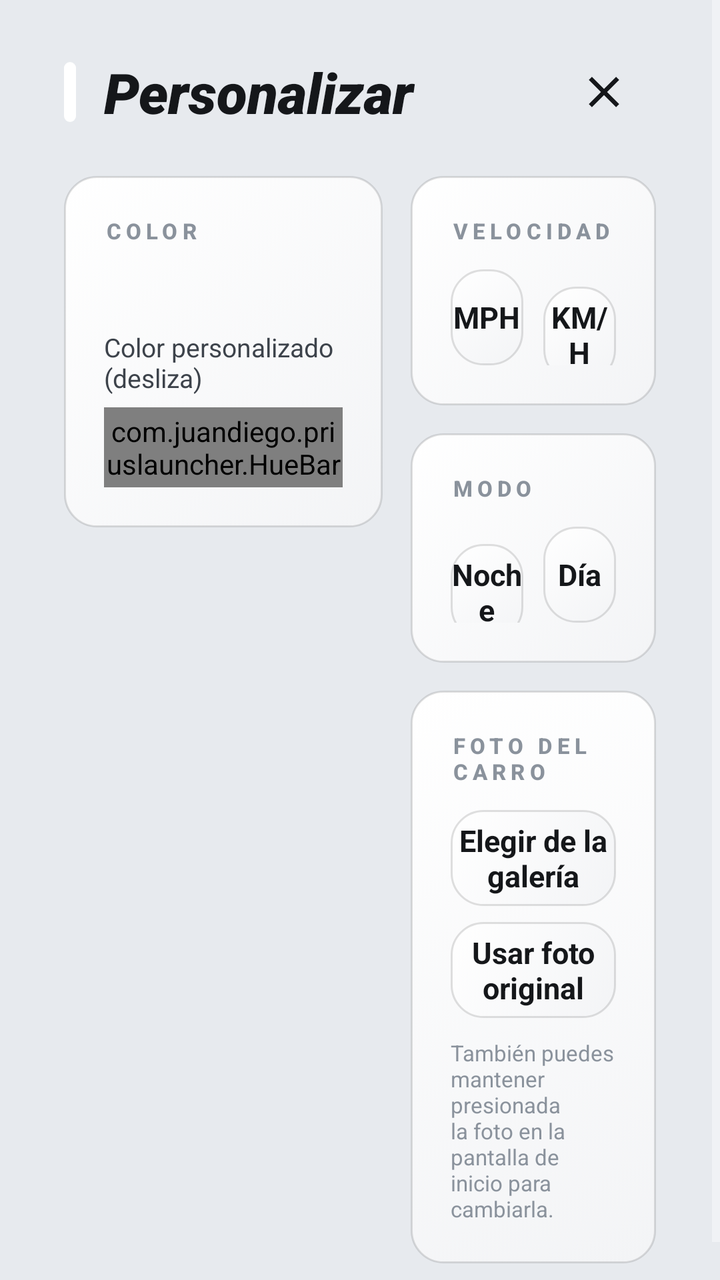
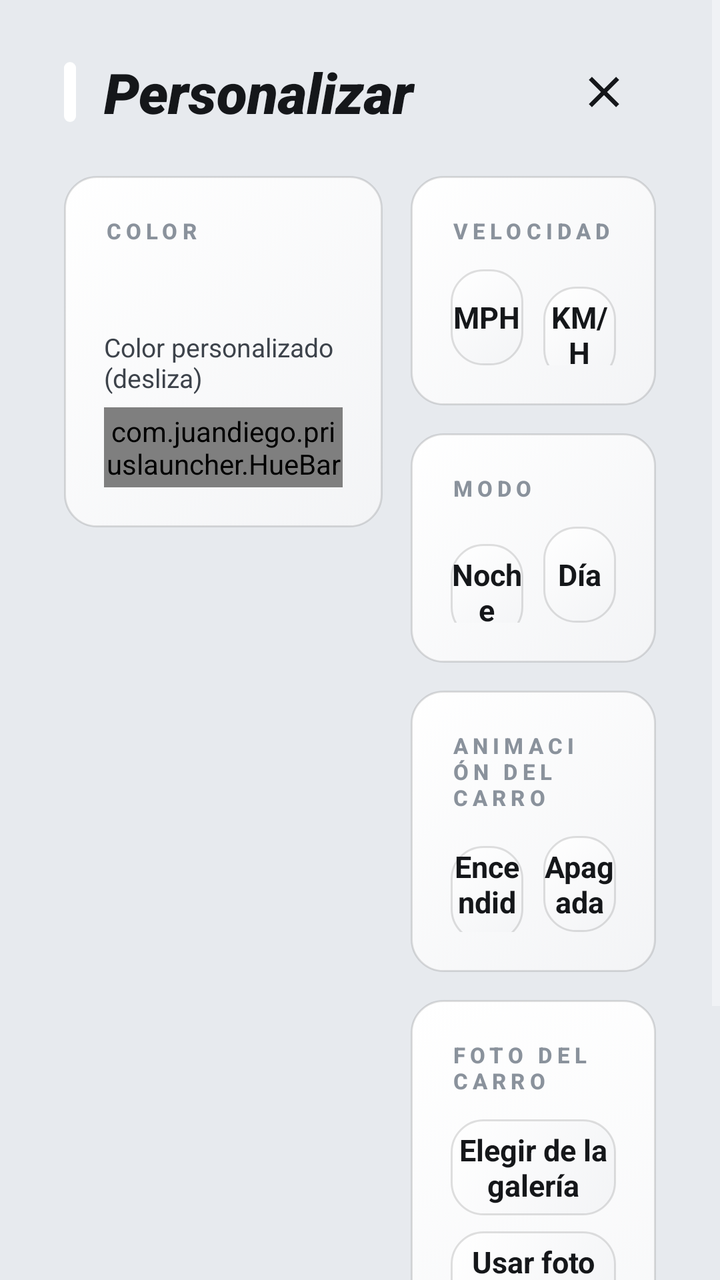

Compare the two renders of this Android layout. The source of the first and the diff that turns it into the second are given below.
<!-- AndroidManifest.xml: application theme Theme.PriusLauncher -->
<!-- res/layout/activity_settings.xml -->
<?xml version="1.0" encoding="utf-8"?>
<ScrollView xmlns:android="http://schemas.android.com/apk/res/android"
    android:layout_width="match_parent"
    android:layout_height="match_parent"
    android:background="@color/bg_dark"
    android:fillViewport="true">

    <LinearLayout
        android:layout_width="match_parent"
        android:layout_height="wrap_content"
        android:orientation="vertical"
        android:paddingStart="32dp"
        android:paddingTop="20dp"
        android:paddingEnd="32dp"
        android:paddingBottom="28dp">

        <LinearLayout
            android:layout_width="match_parent"
            android:layout_height="wrap_content"
            android:gravity="center_vertical"
            android:orientation="horizontal">

            <View
                android:id="@+id/titleAccent"
                android:layout_width="6dp"
                android:layout_height="30dp"
                android:layout_marginEnd="14dp"
                android:background="@drawable/accent_box" />

            <TextView
                android:layout_width="0dp"
                android:layout_height="wrap_content"
                android:layout_weight="1"
                android:fontFamily="sans-serif-black"
                android:text="@string/settings_title"
                android:textColor="@color/text_main"
                android:textSize="28sp"
                android:textStyle="italic" />

            <ImageButton
                android:id="@+id/btnClose"
                android:layout_width="52dp"
                android:layout_height="52dp"
                android:background="@drawable/round_button_bg"
                android:contentDescription="@string/close"
                android:padding="13dp"
                android:scaleType="fitCenter"
                android:src="@drawable/ic_close"
                android:tint="@color/text_main" />
        </LinearLayout>

        <LinearLayout
            android:layout_width="match_parent"
            android:layout_height="wrap_content"
            android:layout_marginTop="16dp"
            android:orientation="horizontal">

            
            <LinearLayout
                android:layout_width="0dp"
                android:layout_height="wrap_content"
                android:layout_weight="1.3"
                android:background="@drawable/tile_bg"
                android:orientation="vertical"
                android:padding="20dp">

                <TextView
                    style="@style/SectionLabel"
                    android:text="@string/accent_section" />

                <LinearLayout
                    android:id="@+id/swatchRow1"
                    android:layout_width="wrap_content"
                    android:layout_height="wrap_content"
                    android:layout_marginTop="14dp"
                    android:orientation="horizontal" />

                <LinearLayout
                    android:id="@+id/swatchRow2"
                    android:layout_width="wrap_content"
                    android:layout_height="wrap_content"
                    android:layout_marginTop="10dp"
                    android:orientation="horizontal" />

                <TextView
                    android:layout_width="wrap_content"
                    android:layout_height="wrap_content"
                    android:layout_marginTop="18dp"
                    android:text="@string/custom_color"
                    android:textColor="@color/text_soft"
                    android:textSize="13sp" />

                <com.juandiego.priuslauncher.HueBar
                    android:id="@+id/hueBar"
                    android:layout_width="match_parent"
                    android:layout_height="40dp"
                    android:layout_marginTop="6dp" />
            </LinearLayout>

            
            <LinearLayout
                android:layout_width="0dp"
                android:layout_height="wrap_content"
                android:layout_marginStart="14dp"
                android:layout_weight="1"
                android:orientation="vertical">

                <LinearLayout
                    android:layout_width="match_parent"
                    android:layout_height="wrap_content"
                    android:background="@drawable/tile_bg"
                    android:orientation="vertical"
                    android:padding="20dp">

                    <TextView
                        style="@style/SectionLabel"
                        android:text="@string/speed_section" />

                    <LinearLayout
                        android:layout_width="match_parent"
                        android:layout_height="wrap_content"
                        android:layout_marginTop="12dp"
                        android:orientation="horizontal">

                        <TextView
                            android:id="@+id/unitMph"
                            style="@style/ChoiceButton"
                            android:text="@string/mph" />

                        <TextView
                            android:id="@+id/unitKmh"
                            style="@style/ChoiceButton"
                            android:layout_marginStart="10dp"
                            android:text="@string/kmh" />
                    </LinearLayout>
                </LinearLayout>

                <LinearLayout
                    android:layout_width="match_parent"
                    android:layout_height="wrap_content"
                    android:layout_marginTop="14dp"
                    android:background="@drawable/tile_bg"
                    android:orientation="vertical"
                    android:padding="20dp">

                    <TextView
                        style="@style/SectionLabel"
                        android:text="@string/theme_section" />

                    <LinearLayout
                        android:layout_width="match_parent"
                        android:layout_height="wrap_content"
                        android:layout_marginTop="12dp"
                        android:orientation="horizontal">

                        <TextView
                            android:id="@+id/themeDark"
                            style="@style/ChoiceButton"
                            android:text="@string/theme_dark" />

                        <TextView
                            android:id="@+id/themeLight"
                            style="@style/ChoiceButton"
                            android:layout_marginStart="10dp"
                            android:text="@string/theme_light" />
                    </LinearLayout>
                </LinearLayout>

                <LinearLayout
                    android:layout_width="match_parent"
                    android:layout_height="wrap_content"
                    android:layout_marginTop="14dp"
                    android:background="@drawable/tile_bg"
                    android:orientation="vertical"
                    android:padding="20dp">

                    <TextView
                        style="@style/SectionLabel"
                        android:text="@string/photo_section" />

                    <TextView
                        android:id="@+id/btnPickPhoto"
                        style="@style/ChoiceButton"
                        android:layout_width="match_parent"
                        android:layout_marginTop="12dp"
                        android:text="@string/pick_photo" />

                    <TextView
                        android:id="@+id/btnResetPhoto"
                        style="@style/ChoiceButton"
                        android:layout_width="match_parent"
                        android:layout_marginTop="8dp"
                        android:text="@string/reset_photo" />

                    <TextView
                        android:layout_width="wrap_content"
                        android:layout_height="wrap_content"
                        android:layout_marginTop="10dp"
                        android:text="@string/photo_hint"
                        android:textColor="@color/text_dim"
                        android:textSize="11sp" />
                </LinearLayout>
            </LinearLayout>
        </LinearLayout>
    </LinearLayout>
</ScrollView>
<!-- resources referenced by this layout -->
<resources>
  <color name="bg_dark">#FF0B0C0E</color>
  <color name="text_dim">#FF7B838D</color>
  <color name="text_main">#FFF1F3F5</color>
  <color name="text_soft">#FFC9CED4</color>
  <!-- drawable accent_box (drawable) -->
  <?xml version="1.0" encoding="utf-8"?>
  <shape xmlns:android="http://schemas.android.com/apk/res/android" android:shape="rectangle">
      <corners android:radius="10dp" />
      <solid android:color="#FFFFFFFF" />
  </shape>
  <!-- drawable ic_close (drawable) -->
  <?xml version="1.0" encoding="utf-8"?>
  <vector xmlns:android="http://schemas.android.com/apk/res/android"
      android:width="24dp" android:height="24dp"
      android:viewportWidth="24" android:viewportHeight="24">
      <path android:fillColor="#FFFFFFFF" android:pathData="M19,6.41L17.59,5 12,10.59 6.41,5 5,6.41 10.59,12 5,17.59 6.41,19 12,13.41 17.59,19 19,17.59 13.41,12z"/>
  </vector>
  <!-- drawable round_button_bg (drawable) -->
  <?xml version="1.0" encoding="utf-8"?>
  <selector xmlns:android="http://schemas.android.com/apk/res/android">
      <item android:state_pressed="true">
          <shape android:shape="oval">
              <solid android:color="#33FFFFFF" />
          </shape>
      </item>
      <item>
          <shape android:shape="oval">
              <solid android:color="#00000000" />
          </shape>
      </item>
  </selector>
  <string name="accent_section">COLOR</string>
  <string name="close">Cerrar</string>
  <string name="custom_color">Color personalizado (desliza)</string>
  <string name="kmh">KM/H</string>
  <string name="mph">MPH</string>
  <string name="photo_hint">También puedes mantener presionada la foto en la pantalla de inicio para cambiarla.</string>
  <string name="photo_section">FOTO DEL CARRO</string>
  <string name="pick_photo">Elegir de la galería</string>
  <string name="reset_photo">Usar foto original</string>
  <string name="settings_title">Personalizar</string>
  <string name="speed_section">VELOCIDAD</string>
  <string name="theme_dark">Noche</string>
  <string name="theme_light">Día</string>
  <string name="theme_section">MODO</string>
  <style name="ChoiceButton">
          <item name="android:layout_width">0dp</item>
          <item name="android:layout_weight">1</item>
          <item name="android:layout_height">48dp</item>
          <item name="android:background">@drawable/tile_bg</item>
          <item name="android:clickable">true</item>
          <item name="android:focusable">true</item>
          <item name="android:gravity">center</item>
          <item name="android:textColor">@color/text_main</item>
          <item name="android:textSize">15sp</item>
          <item name="android:textStyle">bold</item>
      </style>
  <style name="SectionLabel">
          <item name="android:layout_width">wrap_content</item>
          <item name="android:layout_height">wrap_content</item>
          <item name="android:fontFamily">sans-serif-medium</item>
          <item name="android:letterSpacing">0.22</item>
          <item name="android:textColor">@color/text_dim</item>
          <item name="android:textSize">11sp</item>
          <item name="android:textStyle">bold</item>
      </style>
  <style name="Theme.PriusLauncher" parent="android:Theme.Material.NoActionBar.Fullscreen">
          <item name="android:windowBackground">@color/bg_dark</item>
          <item name="android:colorAccent">@color/accent_default</item>
          <item name="android:statusBarColor">@android:color/black</item>
          <item name="android:navigationBarColor">@android:color/black</item>
          <item name="android:windowShowWallpaper">false</item>
      </style>
  <color name="tile_pressed">#FF2E3238</color>
  <color name="stroke">#14FFFFFF</color>
  <color name="tile_bottom">#FF16181C</color>
  <color name="tile_top">#FF22252A</color>
  <color name="accent_default">#FFE5243B</color>
  <!-- unchanged entries left out for length: 1 -->
</resources>

<!-- the commit's change to res/layout/activity_settings.xml (unified diff, before → after) -->
@@ -176,6 +176,37 @@
 
                     <TextView
                         style="@style/SectionLabel"
+                        android:text="@string/anim_section" />
+
+                    <LinearLayout
+                        android:layout_width="match_parent"
+                        android:layout_height="wrap_content"
+                        android:layout_marginTop="12dp"
+                        android:orientation="horizontal">
+
+                        <TextView
+                            android:id="@+id/animOn"
+                            style="@style/ChoiceButton"
+                            android:text="@string/anim_on" />
+
+                        <TextView
+                            android:id="@+id/animOff"
+                            style="@style/ChoiceButton"
+                            android:layout_marginStart="10dp"
+                            android:text="@string/anim_off" />
+                    </LinearLayout>
+                </LinearLayout>
+
+                <LinearLayout
+                    android:layout_width="match_parent"
+                    android:layout_height="wrap_content"
+                    android:layout_marginTop="14dp"
+                    android:background="@drawable/tile_bg"
+                    android:orientation="vertical"
+                    android:padding="20dp">
+
+                    <TextView
+                        style="@style/SectionLabel"
                         android:text="@string/photo_section" />
 
                     <TextView
<!-- resource entries referenced after the edit -->
@@ -32,6 +32,9 @@
       </item>
   </selector>
   <string name="accent_section">COLOR</string>
+  <string name="anim_off">Apagada</string>
+  <string name="anim_on">Encendida</string>
+  <string name="anim_section">ANIMACIÓN DEL CARRO</string>
   <string name="close">Cerrar</string>
   <string name="custom_color">Color personalizado (desliza)</string>
   <string name="kmh">KM/H</string>
